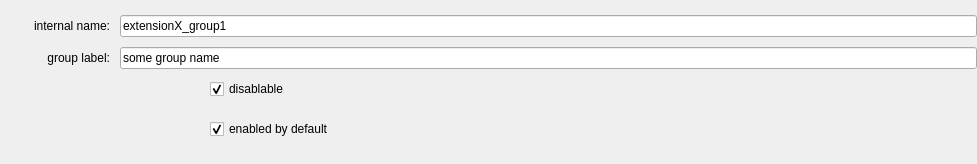
Old version of the form ui/a2ctrl/group_edit.ui in the repository ewerybody/a2.
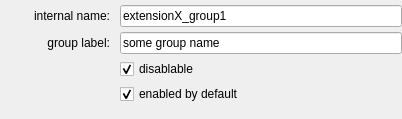
New version of the form.

The edit to the form file:
```diff
--- a/ui/a2ctrl/group_edit.ui
+++ b/ui/a2ctrl/group_edit.ui
@@ -6,8 +6,8 @@
    <rect>
     <x>0</x>
     <y>0</y>
-    <width>977</width>
-    <height>164</height>
+    <width>402</width>
+    <height>116</height>
    </rect>
   </property>
   <property name="windowTitle">
@@ -15,7 +15,7 @@
   </property>
   <layout class="QVBoxLayout" name="groupLayout">
    <property name="spacing">
-    <number>0</number>
+    <number>5</number>
    </property>
    <property name="leftMargin">
     <number>10</number>
@@ -42,6 +42,12 @@
          <height>0</height>
         </size>
        </property>
+       <property name="maximumSize">
+        <size>
+         <width>16777215</width>
+         <height>16777215</height>
+        </size>
+       </property>
        <property name="text">
         <string>internal name:</string>
        </property>
@@ -72,6 +78,12 @@
          <height>0</height>
         </size>
        </property>
+       <property name="maximumSize">
+        <size>
+         <width>16777215</width>
+         <height>16777215</height>
+        </size>
+       </property>
        <property name="text">
         <string>group label:</string>
        </property>
@@ -90,8 +102,8 @@
     </layout>
    </item>
    <item>
-    <layout class="QHBoxLayout" name="enabledLayout" stretch="0,0">
-     <property name="bottomMargin">
+    <layout class="QHBoxLayout" name="enabledLayout" stretch="0,1">
+     <property name="spacing">
       <number>10</number>
      </property>
      <item>
@@ -104,7 +116,7 @@
        </property>
        <property name="maximumSize">
         <size>
-         <width>200</width>
+         <width>16777215</width>
          <height>16777215</height>
         </size>
        </property>
@@ -126,7 +138,10 @@
     </layout>
    </item>
    <item>
-    <layout class="QHBoxLayout" name="enabledLayout_2" stretch="0,0">
+    <layout class="QHBoxLayout" name="enabledLayout_2" stretch="0,1">
+     <property name="spacing">
+      <number>10</number>
+     </property>
      <property name="bottomMargin">
       <number>10</number>
      </property>
@@ -140,7 +155,7 @@
        </property>
        <property name="maximumSize">
         <size>
-         <width>200</width>
+         <width>16777215</width>
          <height>16777215</height>
         </size>
        </property>
```
